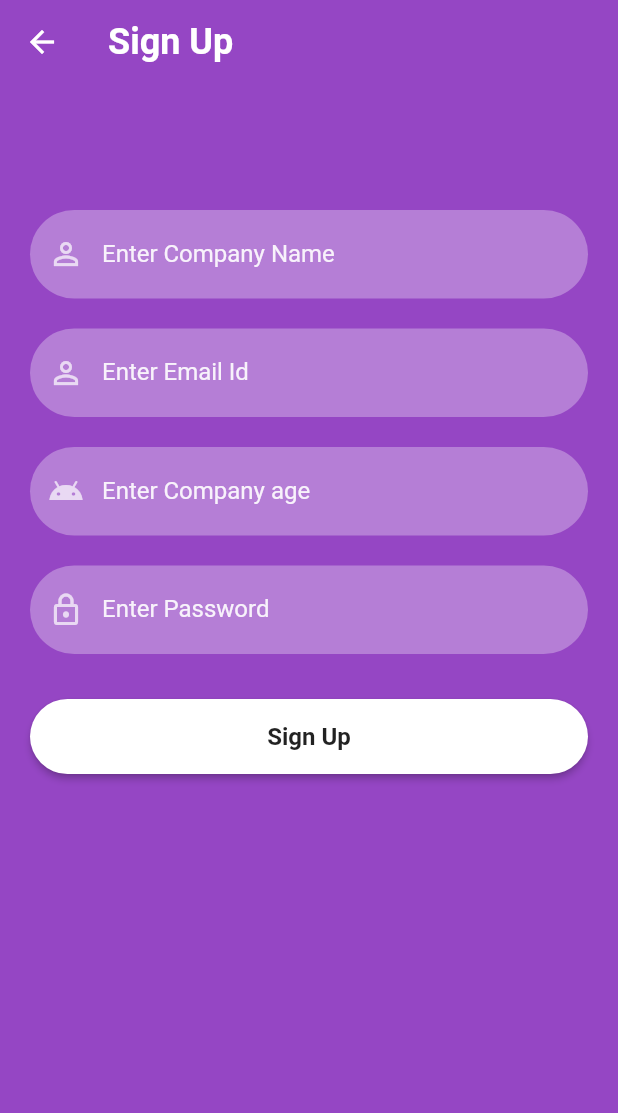
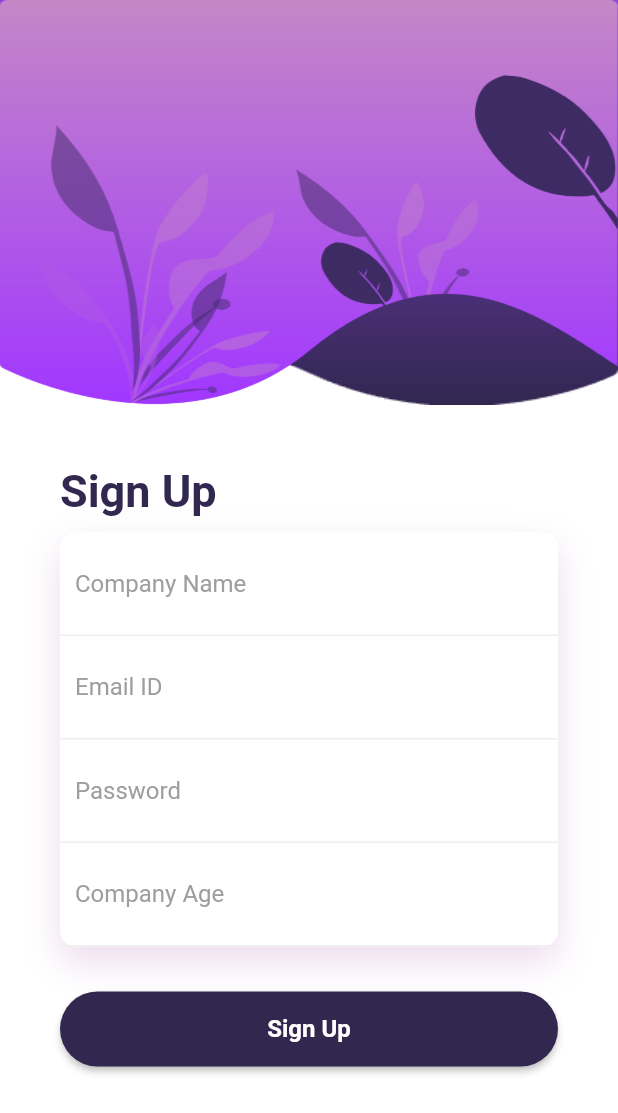
Before and after one commit to SEM6-Mini-Project/app, a Flutter app: the SignUpScreen screen opened directly, on a phone screen of 412 x 824 dp. Shown: the top 1113 px of the screen. Run offline on Flutter 3.47's test engine with Material 2 defaults, Android fonts, the phone set to English and light mode, and no system bars; our stand-ins replace firebase_auth, firebase_core, firebase_database, hexcolor; accounts and stored records are empty.

Commit message:
SignUp page is created and authentication is done with UI upgrade

```diff
--- a/lib/main.dart
+++ b/lib/main.dart
@@ -21,6 +21,7 @@
     print('Failed to initialize Firebase: $e');
   }
   runApp(MaterialApp(
+    debugShowCheckedModeBanner: false,
     home: MyApp(),
   ));
 }
--- a/lib/reusable_widgets/reusable_widget.dart
+++ b/lib/reusable_widgets/reusable_widget.dart
@@ -52,14 +52,14 @@
       child: Text(
         title,
         style: const TextStyle(
-            color: Colors.black87, fontWeight: FontWeight.bold, fontSize: 16),
+            color: Colors.white, fontWeight: FontWeight.bold, fontSize: 16),
       ),
       style: ButtonStyle(
           backgroundColor: MaterialStateProperty.resolveWith((states) {
             if (states.contains(MaterialState.pressed)) {
               return Colors.black26;
             }
-            return Colors.white;
+            return Color.fromRGBO(49, 39, 79, 1);
           }),
           shape: MaterialStateProperty.all<RoundedRectangleBorder>(
               RoundedRectangleBorder(borderRadius: BorderRadius.circular(30)))),
--- a/lib/screens/sign_up_screen.dart
+++ b/lib/screens/sign_up_screen.dart
@@ -1,14 +1,12 @@
 import 'package:firebase_auth/firebase_auth.dart';
-import 'package:prediction/reusable_widgets/reusable_widget.dart';
-import 'package:prediction/screens/home.dart';
-import 'package:prediction/utils/color_utils.dart';
+import 'package:firebase_database/firebase_database.dart';
 import 'package:flutter/material.dart';
-import 'package:prediction/screens/Registration.dart';
+import 'package:prediction/screens/reset_password.dart';
+import 'package:prediction/screens/sign_in_screen.dart';
 
-import 'package:firebase_database/firebase_database.dart';
-import 'package:flutter/cupertino.dart';
-
-import 'package:firebase_database/firebase_database.dart';
+import '../reusable_widgets/reusable_widget.dart';
+import 'home.dart';
+import 'sign_up_screen.dart';
 
 class SignUpScreen extends StatefulWidget {
   const SignUpScreen({Key? key}) : super(key: key);
@@ -25,54 +23,137 @@
 
   late DatabaseReference _dbref;
   // final databaseReference = FirebaseDatabase.instance.reference();
+
   @override
   void initState() {
     super.initState();
     _dbref = FirebaseDatabase.instance.ref();
   }
 
-  @override
   Widget build(BuildContext context) {
+    final width = MediaQuery.of(context).size.width;
     return Scaffold(
-      extendBodyBehindAppBar: true,
-      appBar: AppBar(
-        backgroundColor: Colors.transparent,
-        elevation: 0,
-        title: const Text(
-          "Sign Up",
-          style: TextStyle(fontSize: 24, fontWeight: FontWeight.bold),
+      backgroundColor: Colors.white,
+      body: SingleChildScrollView(
+        child: Column(
+          crossAxisAlignment: CrossAxisAlignment.start,
+          children: <Widget>[
+            Container(
+              height: 310,
+              child: Stack(
+                children: <Widget>[
+                  Positioned(
+                    top: -40,
+                    height: 310,
+                    width: width,
+                    child: Container(
+                      decoration: BoxDecoration(
+                          image: DecorationImage(
+                              image: AssetImage('assets/background.png'),
+                              fit: BoxFit.fill)),
                     ),
                   ),
-      body: Container(
-          width: MediaQuery.of(context).size.width,
-          height: MediaQuery.of(context).size.height,
-          decoration: BoxDecoration(color: hexStringToColor("9546C4")),
-          child: SingleChildScrollView(
-              child: Padding(
-            padding: EdgeInsets.fromLTRB(20, 120, 20, 0),
+                  Positioned(
+                    height: 300,
+                    width: width + 20,
+                    child: Container(
+                      decoration: BoxDecoration(
+                          image: DecorationImage(
+                              image: AssetImage('assets/background-2.png'),
+                              fit: BoxFit.fill)),
+                    ),
+                  )
+                ],
+              ),
+            ),
+            Padding(
+              padding: EdgeInsets.symmetric(horizontal: 40),
+              child: Column(
+                crossAxisAlignment: CrossAxisAlignment.start,
+                children: <Widget>[
+                  Text(
+                    "Sign Up",
+                    style: TextStyle(
+                        color: Color.fromRGBO(49, 39, 79, 1),
+                        fontWeight: FontWeight.bold,
+                        fontSize: 30),
+                  ),
+                  SizedBox(
+                    height: 10,
+                  ),
+                  Container(
+                    decoration: BoxDecoration(
+                        borderRadius: BorderRadius.circular(10),
+                        color: Colors.white,
+                        boxShadow: [
+                          BoxShadow(
+                            color: Color.fromRGBO(196, 135, 198, .3),
+                            blurRadius: 20,
+                            offset: Offset(0, 10),
+                          )
+                        ]),
                     child: Column(
                       children: <Widget>[
-                const SizedBox(
-                  height: 20,
+                        Container(
+                          padding: EdgeInsets.all(10),
+                          decoration: BoxDecoration(
+                              border: Border(
+                                  bottom:
+                                      BorderSide(color: Colors.grey.shade200))),
+                          child: TextField(
+                            controller: _userNameTextController,
+                            decoration: InputDecoration(
+                                border: InputBorder.none,
+                                hintText: "Company Name",
+                                hintStyle: TextStyle(color: Colors.grey)),
                           ),
-                reusableTextField("Enter Company Name", Icons.person_outline,
-                    false, _userNameTextController),
-                const SizedBox(
-                  height: 20,
                         ),
-                reusableTextField("Enter Email Id", Icons.person_outline, false,
-                    _emailTextController),
-                const SizedBox(
-                  height: 20,
+                        Container(
+                          decoration: BoxDecoration(
+                              border: Border(
+                                  bottom:
+                                      BorderSide(color: Colors.grey.shade200))),
+                          padding: EdgeInsets.all(10),
+                          child: TextField(
+                            controller: _emailTextController,
+                            decoration: InputDecoration(
+                                border: InputBorder.none,
+                                hintText: "Email ID",
+                                hintStyle: TextStyle(color: Colors.grey)),
                           ),
-                reusableTextField("Enter Company age", Icons.android_outlined,
-                    false, _ageTextController),
-                const SizedBox(
-                  height: 20,
                         ),
-                reusableTextField("Enter Password", Icons.lock_outlined, true,
-                    _passwordTextController),
-                const SizedBox(
+                        Container(
+                          decoration: BoxDecoration(
+                              border: Border(
+                                  bottom:
+                                      BorderSide(color: Colors.grey.shade200))),
+                          padding: EdgeInsets.all(10),
+                          child: TextField(
+                            controller: _passwordTextController,
+                            decoration: InputDecoration(
+                                border: InputBorder.none,
+                                hintText: "Password",
+                                hintStyle: TextStyle(color: Colors.grey)),
+                          ),
+                        ),
+                        Container(
+                          decoration: BoxDecoration(
+                              border: Border(
+                                  bottom:
+                                      BorderSide(color: Colors.grey.shade200))),
+                          padding: EdgeInsets.all(10),
+                          child: TextField(
+                            controller: _ageTextController,
+                            decoration: InputDecoration(
+                                border: InputBorder.none,
+                                hintText: "Company Age",
+                                hintStyle: TextStyle(color: Colors.grey)),
+                          ),
+                        )
+                      ],
+                    ),
+                  ),
+                  SizedBox(
                     height: 20,
                   ),
                   firebaseUIButton(context, "Sign Up", () {
@@ -88,14 +169,17 @@
                           "\n pass: " +
                           _passwordTextController.text);
                       Navigator.push(context,
-                        MaterialPageRoute(builder: (context) => HomeScreen()));
+                          MaterialPageRoute(builder: (context) => SignInScreen()));
                     }).onError((error, stackTrace) {
                       print("Error ${error.toString()}");
                     });
-                })
+                  }),
                 ],
               ),
-          ))),
+            )
+          ],
+        ),
+      ),
     );
   }
 
```
Lines whose indentation alone changed are shown as unchanged.
